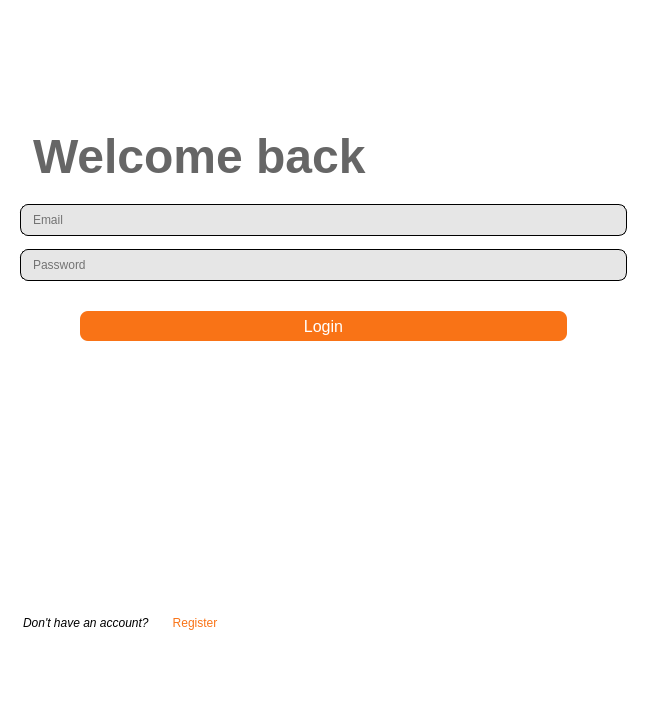
Qt form mainwindow.ui (Ph4sm4/FinelogApp) before a commit.
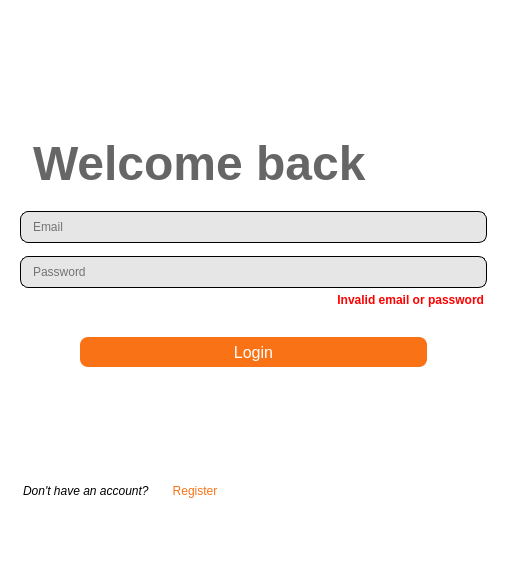
The same form after that commit. The open tabs and pages were chosen to show the change. Icons and pictures are not drawn.

The edit to the form file:
```diff
--- a/mainwindow.ui
+++ b/mainwindow.ui
@@ -9,8 +9,8 @@
    <rect>
     <x>0</x>
     <y>0</y>
-    <width>647</width>
-    <height>702</height>
+    <width>507</width>
+    <height>570</height>
    </rect>
   </property>
   <property name="font">
@@ -58,8 +58,7 @@
       <property name="styleSheet">
        <string notr="true">QLabel {
 background-color: white;
-padding-left: 20px;
-padding-right: 20px;
+padding: 20px 20px;
 }
 </string>
       </property>
@@ -256,6 +255,34 @@
             </item>
            </layout>
           </item>
+          <item>
+           <widget class="QLabel" name="loginErrorLabel">
+            <property name="font">
+             <font>
+              <family>Segoe UI</family>
+              <bold>true</bold>
+             </font>
+            </property>
+            <property name="styleSheet">
+             <string notr="true">QLabel {
+color: red;
+margin-right: 20px;
+margin-left: 20px;
+background: transparent;
+margin-top: 5px;
+}</string>
+            </property>
+            <property name="text">
+             <string>Invalid email or password</string>
+            </property>
+            <property name="alignment">
+             <set>Qt::AlignRight|Qt::AlignTrailing|Qt::AlignVCenter</set>
+            </property>
+            <property name="wordWrap">
+             <bool>true</bool>
+            </property>
+           </widget>
+          </item>
           <item>
            <spacer name="verticalSpacer_3">
             <property name="orientation">
```
Left out of the diff: 4 changed lines with no effect on the pictures.
